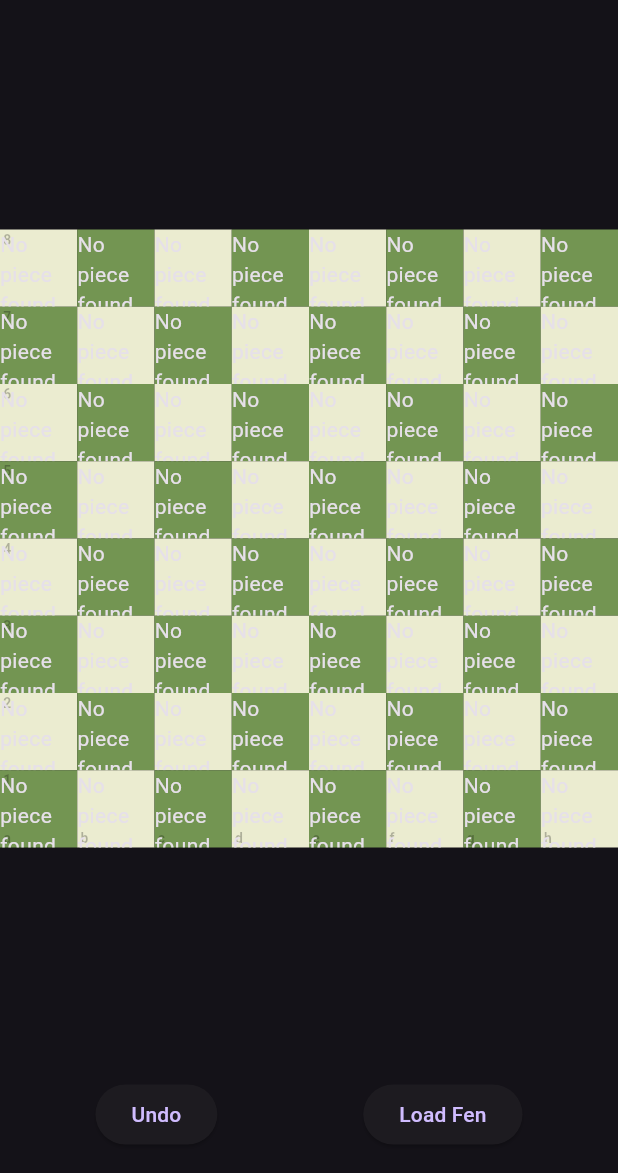
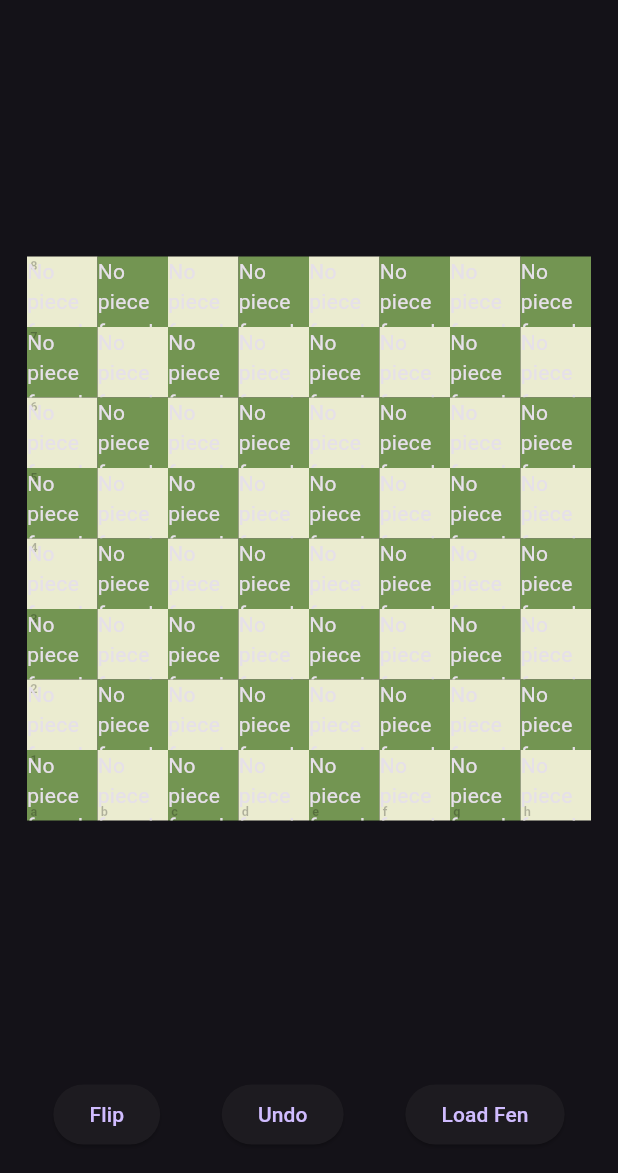
Before and after one commit to mkvmb6/advanced_chess_board, a Flutter app: the screen it shows after launch, on a phone screen of 412 x 824 dp, the part 63-1236 px from its top. Run offline on Flutter 3.47's test engine with Material 3 defaults, Android fonts, the phone set to English and light mode, and no system bars; missing offline and left inert: chess; statements that could not run were skipped.

Commit message:
Updated the property playerToMove to playerColor, and used the same in boardOrientation.

```diff
--- a/example/lib/main.dart
+++ b/example/lib/main.dart
@@ -1,5 +1,6 @@
 import 'package:advanced_chess_board/advanced_chess_board.dart';
 import 'package:advanced_chess_board/chess_board_controller.dart';
+import 'package:advanced_chess_board/models/enums.dart';
 import 'package:flutter/material.dart';
 
 void main() {
@@ -15,13 +16,14 @@ class MyApp extends StatefulWidget {
 
 class _MyAppState extends State<MyApp> {
   final controller = ChessBoardController();
+  var boardOrientation = PlayerColor.white;
 
   @override
   void initState() {
     super.initState();
     controller.addListener(() {
       setState(() {});
-      debugPrint("Player to move: ${controller.playerToMove}");
+      debugPrint("Player to move: ${controller.playerColor}");
     });
   }
 
@@ -47,8 +49,12 @@ class _MyAppState extends State<MyApp> {
           children: [
             Expanded(
               child: Center(
-                child: AdvancedChessBoard(
-                  controller: controller,
+                child: Padding(
+                  padding: const EdgeInsets.all(18.0),
+                  child: AdvancedChessBoard(
+                    controller: controller,
+                    boardOrientation: boardOrientation,
+                  ),
                 ),
               ),
             ),
@@ -57,6 +63,14 @@ class _MyAppState extends State<MyApp> {
               child: Row(
                 mainAxisAlignment: MainAxisAlignment.spaceAround,
                 children: [
+                  ElevatedButton(
+                    onPressed: () => setState(() {
+                      boardOrientation = boardOrientation == PlayerColor.white
+                          ? PlayerColor.black
+                          : PlayerColor.white;
+                    }),
+                    child: const Text("Flip"),
+                  ),
                   ElevatedButton(
                     onPressed: () => controller.undo(),
                     child: const Text("Undo"),
--- a/lib/advanced_chess_board.dart
+++ b/lib/advanced_chess_board.dart
@@ -8,6 +8,7 @@ import 'package:advanced_chess_board/widgets/chess_piece_widget.dart';
 import 'package:flutter/material.dart';
 import 'package:chess/chess.dart' as chess;
 import 'constants/global_constants.dart';
+import 'models/enums.dart';
 import 'widgets/chess_square.dart';
 import 'widgets/highlight_overlay.dart';
 
@@ -15,7 +16,7 @@ class AdvancedChessBoard extends StatefulWidget {
   final Color lightSquareColor;
   final Color darkSquareColor;
   final String? initialFEN;
-  final chess.Color boardOrientation;
+  final PlayerColor boardOrientation;
   final ChessBoardController controller;
   final bool enableMoves;
 
@@ -24,7 +25,7 @@ class AdvancedChessBoard extends StatefulWidget {
     this.lightSquareColor = const Color(0xFFEBECD0),
     this.darkSquareColor = const Color(0xFF739552),
     this.initialFEN,
-    this.boardOrientation = chess.Color.WHITE,
+    this.boardOrientation = PlayerColor.white,
     required this.controller,
     this.enableMoves = true,
   });
@@ -92,12 +93,12 @@ class _AdvancedChessBoardState extends State<AdvancedChessBoard> {
       gridDelegate:
           const SliverGridDelegateWithFixedCrossAxisCount(crossAxisCount: 8),
       itemBuilder: (context, index) {
-        var row = index ~/ 8;
-        var col = index % 8;
-        var rank = widget.boardOrientation == chess.Color.WHITE
+        final row = index ~/ 8;
+        final col = index % 8;
+        final rank = widget.boardOrientation == PlayerColor.white
             ? (7 - row) + 1
             : row + 1;
-        final file = widget.boardOrientation == chess.Color.WHITE
+        final file = widget.boardOrientation == PlayerColor.white
             ? files[col]
             : files[7 - col];
         final square = "$file$rank";
--- a/lib/chess_board_controller.dart
+++ b/lib/chess_board_controller.dart
@@ -2,6 +2,7 @@ import 'package:chess/chess.dart';
 import 'package:flutter/foundation.dart';
 
 import 'constants/global_constants.dart';
+import 'models/enums.dart';
 
 class ChessBoardController extends ChangeNotifier {
   VoidCallback? _listener;
@@ -63,8 +64,6 @@ class ChessBoardController extends ChangeNotifier {
 
   Chess get game => _game;
 
-  PlayerToMove get playerToMove =>
-      game.turn == Color.WHITE ? PlayerToMove.white : PlayerToMove.black;
+  PlayerColor get playerColor =>
+      game.turn == Color.WHITE ? PlayerColor.white : PlayerColor.black;
 }
-
-enum PlayerToMove { white, black }
--- /dev/null
+++ b/lib/models/enums.dart
@@ -0,0 +1 @@
+enum PlayerColor { white, black }
--- a/lib/widgets/chess_square.dart
+++ b/lib/widgets/chess_square.dart
@@ -1,10 +1,11 @@
-import 'package:chess/chess.dart' as chess;
 import 'package:flutter/material.dart';
+
+import '../models/enums.dart';
 
 class ChessSquare extends StatelessWidget {
   final Color color;
   final String square;
-  final chess.Color boardOrientation;
+  final PlayerColor boardOrientation;
   final double squareSize;
 
   const ChessSquare({
@@ -57,7 +58,7 @@ class ChessSquare extends StatelessWidget {
   }
 
   bool _shouldRankBeRendered(final String file, final String rank) {
-    if (boardOrientation == chess.Color.WHITE) {
+    if (boardOrientation == PlayerColor.white) {
       return file == "a";
     } else {
       return file == "h";
@@ -65,7 +66,7 @@ class ChessSquare extends StatelessWidget {
   }
 
   bool _shouldFileBeRendered(final String file, final String rank) {
-    if (boardOrientation == chess.Color.WHITE) {
+    if (boardOrientation == PlayerColor.white) {
       return rank == "1";
     } else {
       return rank == "8";
--- a/pubspec.yaml
+++ b/pubspec.yaml
@@ -1,6 +1,6 @@
 name: advanced_chess_board
 description: "A modern looking chess board with advanced features."
-version: 1.2.0
+version: 1.2.1
 homepage: "https://github.com/mkvmb6/advanced_chess_board"
 
 environment:
```
Also changed, not shown: example/pubspec.lock, images/advancedChessBoardSS1.png (added), 1 other file.
